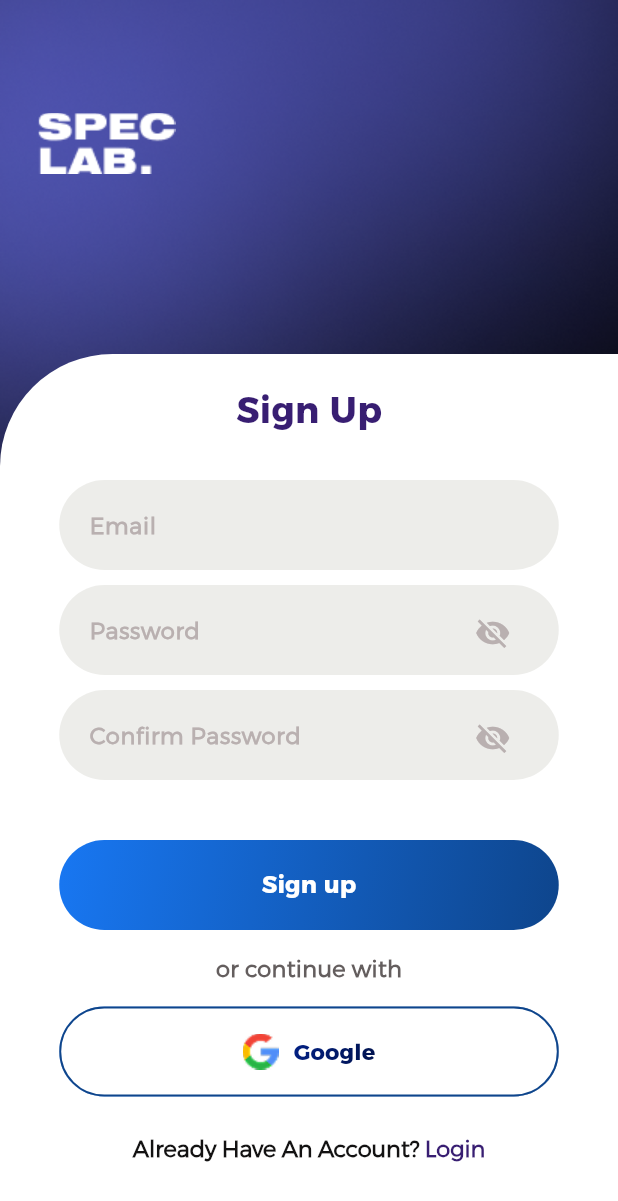
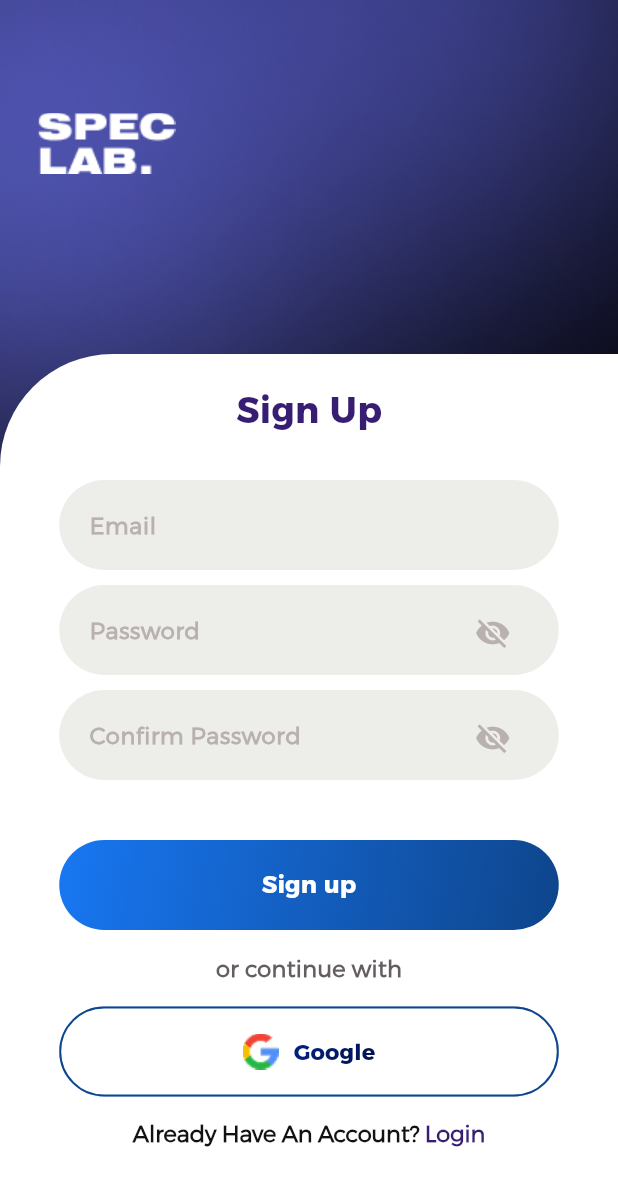
Before and after one commit to Liqweed17/SpecLab_frontend, a Flutter app: the SignUpPage screen opened by its route, on a phone screen of 412 x 824 dp. Shown: the top 1201 px of the screen. Run offline on Flutter 3.47's test engine with Material 3 defaults, Android fonts, the phone set to English and light mode, and no system bars.

Commit message:
modified:   lib/signup_page.dart

```diff
--- a/lib/signup_page.dart
+++ b/lib/signup_page.dart
@@ -343,7 +343,6 @@ class _SignUpPageState extends State<SignUpPage> {
                           ),
                         ),
                       ),
-                      const SizedBox(height: 10,),
                       TextButton(
                         onPressed: () {
                           Navigator.pushNamed(context, '/signin');
```
